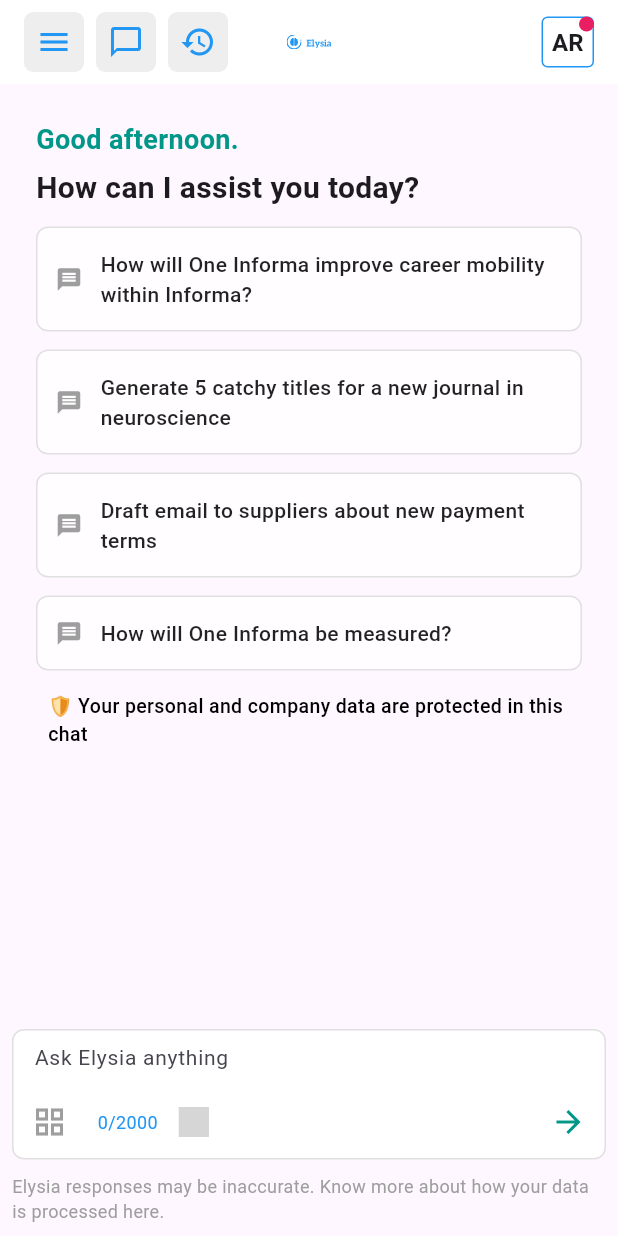
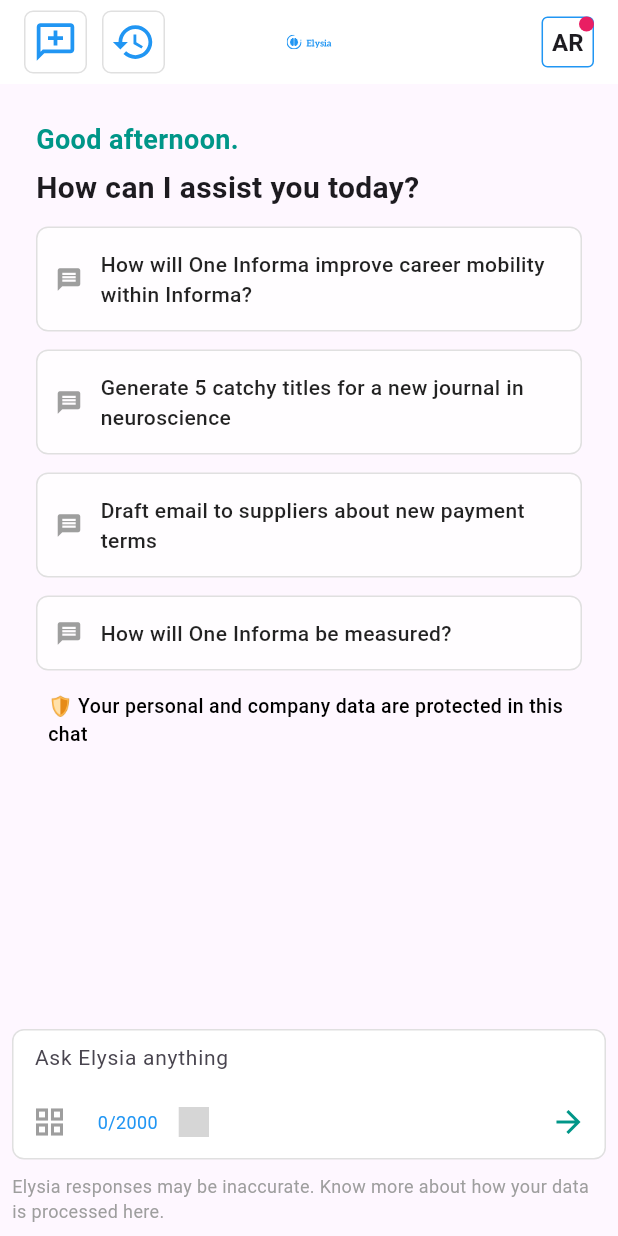
Before and after one commit to pranjalsinghtricon/flutter_chat_ai, a Flutter app: the screen it shows after launch, on a phone screen of 412 x 824 dp. Run offline on Flutter 3.47's test engine with Material 3 defaults, Android fonts, the light colour scheme and no system bars; our stand-ins replace flutter_riverpod, flutter_svg; grey boxes are pictures that could not be loaded.

Commit message:
Task : custom icon button, custom dropdown, custom card, dialog, images and chat screen fix

```diff
--- /dev/null
+++ b/lib/common_ui_components/buttons/custom_appbar_icon_button.dart
@@ -0,0 +1,43 @@
+import 'package:flutter/material.dart';
+import 'package:flutter_svg/flutter_svg.dart';
+
+class CustomAppbarIconButton extends StatelessWidget {
+  final String assetPath;
+  final double size;
+  final Color iconColor;
+  final Color backgroundColor;
+  final VoidCallback onPressed;
+
+  const CustomAppbarIconButton({
+    Key? key,
+    required this.assetPath,
+    required this.size,
+    required this.iconColor,
+    required this.backgroundColor,
+    required this.onPressed,
+  }) : super(key: key);
+
+  @override
+  Widget build(BuildContext context) {
+    return Material(
+      color: backgroundColor,
+      shape: RoundedRectangleBorder(
+        borderRadius: BorderRadius.circular(6),
+        side: BorderSide(color: Colors.grey.shade300, width: 1),
+      ),
+      child: InkWell(
+        onTap: onPressed,
+        borderRadius: BorderRadius.circular(6),
+        child: Padding(
+          padding: const EdgeInsets.all(6.0),
+          child: SvgPicture.asset(
+            assetPath,
+            width: size,
+            height: size,
+            color: iconColor,
+          ),
+        ),
+      ),
+    );
+  }
+}
--- a/lib/features/chat/presentation/chat_screen.dart
+++ b/lib/features/chat/presentation/chat_screen.dart
@@ -1,4 +1,5 @@
 import 'package:flutter/material.dart';
+import 'package:flutter_chat_ai/common_ui_components/buttons/custom_appbar_icon_button.dart';
 import 'package:flutter_chat_ai/common_ui_components/buttons/custom_svg_icon_button.dart';
 import 'package:flutter_chat_ai/common_ui_components/dropdowns/custom_dropdown.dart';
 import 'package:flutter_chat_ai/common_ui_components/dropdowns/custom_dropdown_item.dart';
@@ -6,7 +7,6 @@ import 'package:flutter_chat_ai/features/chat/application/chat_controller.dart';
 import 'package:flutter_chat_ai/features/chat/presentation/widgets/chat_input_field.dart';
 import 'package:flutter_chat_ai/features/chat/presentation/widgets/message_bubble.dart';
 import 'package:flutter_riverpod/flutter_riverpod.dart';
-import 'package:flutter_svg/flutter_svg.dart';
 
 class ChatScreen extends ConsumerStatefulWidget {
   const ChatScreen({super.key});
@@ -46,7 +46,7 @@ class _ChatScreenState extends ConsumerState<ChatScreen> {
                     size: 30,
                     iconColor: Colors.blue,
                     backgroundColor: Colors.white,
-                    tooltip: "Open Elysia",
+                    // tooltip: "Open Elysia",
                     onPressed: () {
                       print("Elysia logo clicked!");
                     },
@@ -56,24 +56,23 @@ class _ChatScreenState extends ConsumerState<ChatScreen> {
                     child: Row(
                       mainAxisSize: MainAxisSize.min,
                       children: [
-                        _AppBarIconButton(
-                          icon: Icons.menu,
-                          onTap: () {
-                            Scaffold.of(context).openDrawer();
+                        CustomAppbarIconButton(
+                          assetPath: 'assets/icons/icon-new-topic.svg',
+                          size: 30,
+                          iconColor: Colors.blue,
+                          backgroundColor: Colors.white,
+                          onPressed: () {
+                            print("Elysia logo clicked!");
                           },
                         ),
-                        const SizedBox(width: 8),
-                        _AppBarIconButton(
-                          icon: Icons.chat_bubble_outline,
-                          onTap: () {
-                            // New chat logic
-                          },
-                        ),
-                        const SizedBox(width: 8),
-                        _AppBarIconButton(
-                          icon: Icons.history,
-                          onTap: () {
-                            // History logic
+                        SizedBox(width: 10,),
+                        CustomAppbarIconButton(
+                          assetPath: 'assets/icons/icon-history.svg',
+                          size: 30,
+                          iconColor: Colors.blue,
+                          backgroundColor: Colors.white,
+                          onPressed: () {
+                            print("Elysia logo clicked!");
                           },
                         ),
                       ],
@@ -297,30 +296,3 @@ class AppDrawer extends StatelessWidget {
     );
   }
 }
-
-class _AppBarIconButton extends StatelessWidget {
-  final IconData icon;
-  final VoidCallback onTap;
-
-  const _AppBarIconButton({
-    required this.icon,
-    required this.onTap,
-  });
-
-  @override
-  Widget build(BuildContext context) {
-    return Material(
-      color: Colors.grey.shade200,
-      shape: RoundedRectangleBorder(
-          borderRadius: BorderRadius.circular(6)),
-      child: InkWell(
-        onTap: onTap,
-        borderRadius: BorderRadius.circular(6),
-        child: Padding(
-          padding: const EdgeInsets.all(8.0),
-          child: Icon(icon, color: Colors.blue),
-        ),
-      ),
-    );
-  }
-}
--- a/lib/features/chat/presentation/widgets/message_bubble.dart
+++ b/lib/features/chat/presentation/widgets/message_bubble.dart
@@ -17,8 +17,8 @@ class MessageBubble extends StatelessWidget {
           children: [
             // Initials box
             Container(
-              width: 32,
-              height: 32,
+              width: 36,
+              height: 36,
               alignment: Alignment.center,
               decoration: BoxDecoration(
                 color: Colors.white,
```
Also changed, not shown: assets/icons/icon-history.svg (added), assets/icons/icon-new-topic.svg (added).
